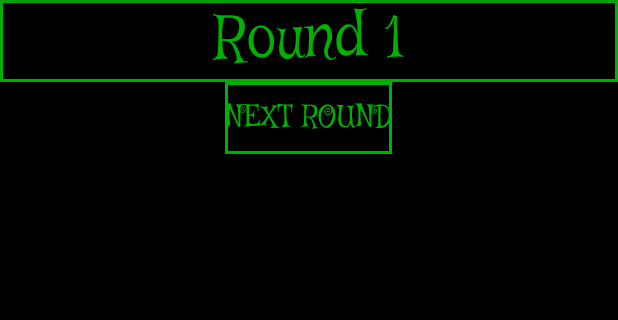
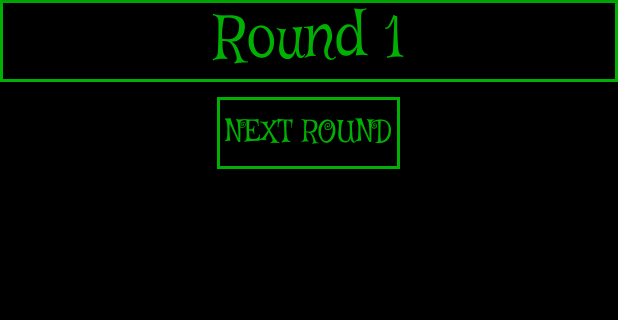
Before and after one commit to EldarOru/AlchemySupporter, an Android app: the RoundActivity screen opened directly, with no data from a screen before it, on a phone screen of 412 x 824 dp, the part 84-404 px from its top. Run offline under Robolectric (Android 15) with nearby library versions, the phone set to English and light mode, and no system bars; 1 statement that could not run was skipped.

Commit message:
Поправил отступы

```diff
--- a/app/src/main/res/layout/activity_round.xml
+++ b/app/src/main/res/layout/activity_round.xml
@@ -19,16 +19,18 @@
         android:textColor="@color/main_green"
         android:textSize="40sp"
         android:background="@drawable/border"></TextView>
+
     <Button
+        android:id="@+id/nextRoundButton"
+        style="@style/AppTheme.Button"
         android:layout_width="wrap_content"
+
         android:layout_height="wrap_content"
         android:layout_gravity="center"
-
-        android:text="@string/nextRound"
-        android:id="@+id/nextRoundButton"
-        style="@style/AppTheme.Button"
-        android:background="@drawable/border">
-    </Button>
+        android:layout_margin="10dp"
+        android:background="@drawable/border"
+        android:padding="5dp"
+        android:text="@string/nextRound"></Button>
     <ListView
         android:id="@+id/playerList"
         android:layout_width="wrap_content"
```
Also changed, not shown: app/src/main/res/layout/activity_result.xml (+5 -5 lines), app/src/main/res/layout/listview_adapter.xml (+7 -6 lines).
